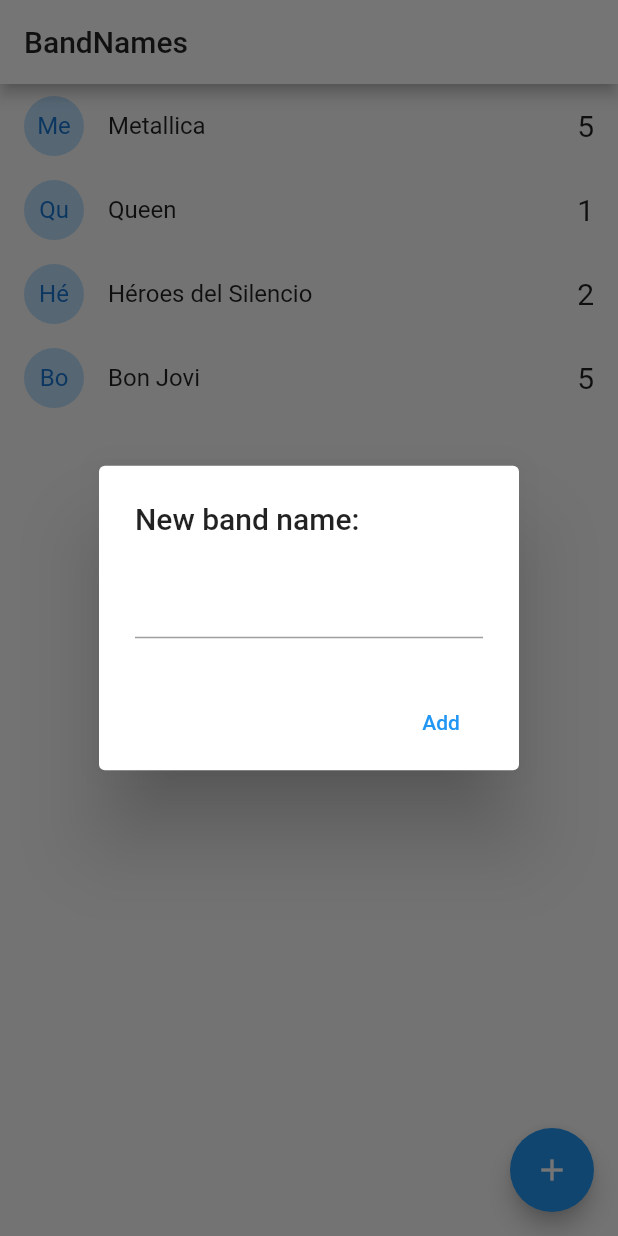
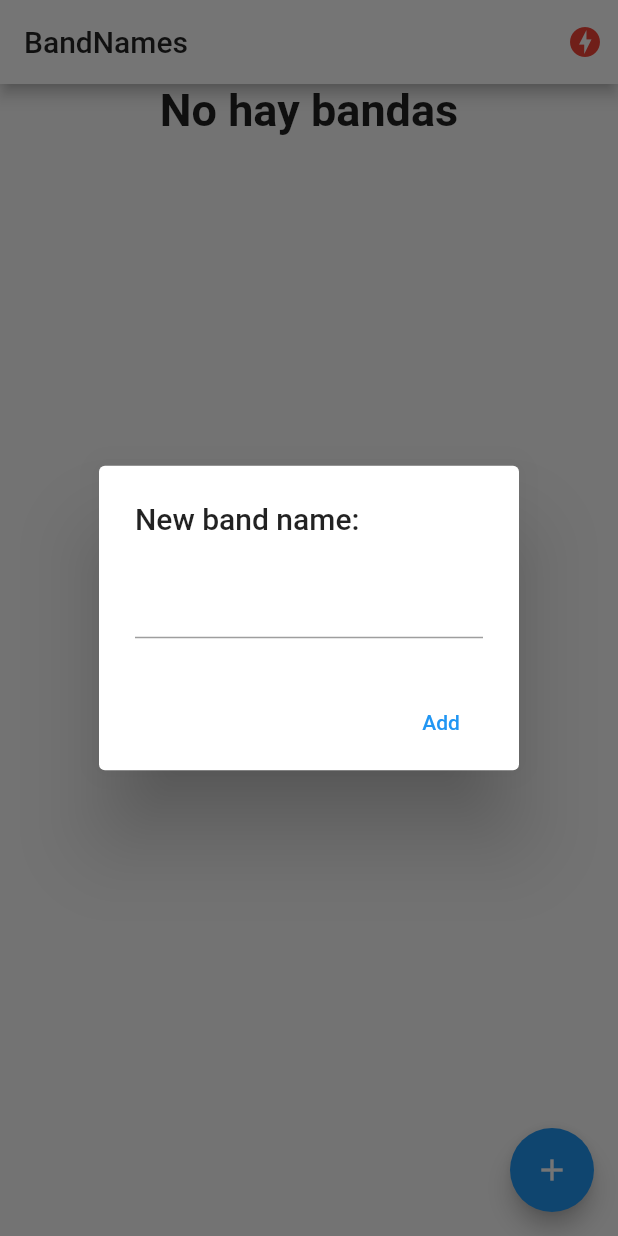
Before and after one commit to Spiderbezno/flutter-bandnames-socket, a Flutter app: the screen it shows after launch, after a tap on the "add" icon, on a phone screen of 412 x 824 dp. Run offline on Flutter 3.47's test engine with Material 2 defaults, Android fonts, the phone set to English and light mode, and no system bars; our stand-ins replace pie_chart, socket_io_client; network calls fail.

Commit message:
App terminada

```diff
--- a/lib/main.dart
+++ b/lib/main.dart
@@ -1,18 +1,29 @@
 import 'package:band_names/pages/home.dart';
+import 'package:band_names/pages/status.dart';
+import 'package:band_names/services/socket_service.dart';
 import 'package:flutter/material.dart';
+import 'package:provider/provider.dart';
 
 void main() => runApp(MyApp());
 
 class MyApp extends StatelessWidget {
   @override
   Widget build(BuildContext context) {
-    return MaterialApp(
+    return MultiProvider(
+      providers: [
+        ChangeNotifierProvider(
+          create: (_) => SocketService(),
+        ),
+      ],
+      child: MaterialApp(
         debugShowCheckedModeBanner: false,
         title: 'Material App',
         initialRoute: 'home',
         routes: {
           'home': (_) => HomePage(),
+          'status': (_) => StatusPage(),
         },
+      ),
     );
   }
 }
--- a/lib/pages/home.dart
+++ b/lib/pages/home.dart
@@ -1,8 +1,11 @@
 import 'dart:io';
 
 import 'package:band_names/models/band.dart';
+import 'package:band_names/services/socket_service.dart';
 import 'package:flutter/cupertino.dart';
 import 'package:flutter/material.dart';
+import 'package:pie_chart/pie_chart.dart';
+import 'package:provider/provider.dart';
 
 class HomePage extends StatefulWidget {
   @override
@@ -10,15 +13,30 @@ class HomePage extends StatefulWidget {
 }
 
 class _HomePageState extends State<HomePage> {
-  List<Band> bands = [
-    Band(id: '1', name: 'Metallica', votes: 5),
-    Band(id: '2', name: 'Queen', votes: 1),
-    Band(id: '3', name: 'Héroes del Silencio', votes: 2),
-    Band(id: '4', name: 'Bon Jovi', votes: 5),
-  ];
+  List<Band> bands = [];
+
+  @override
+  void initState() {
+    final socketService = Provider.of<SocketService>(context, listen: false);
+    socketService.socket.on('active-bands', _handleActiveBands);
+    super.initState();
+  }
+
+  void _handleActiveBands(dynamic payload) {
+    this.bands = (payload as List).map((band) => Band.fromMap(band)).toList();
+    setState(() {});
+  }
+
+  @override
+  void dispose() {
+    final socketService = Provider.of<SocketService>(context, listen: false);
+    socketService.socket.off('active-bands');
+    super.dispose();
+  }
 
   @override
   Widget build(BuildContext context) {
+    final socketService = Provider.of<SocketService>(context);
     return Scaffold(
       appBar: AppBar(
         title: Text(
@@ -26,12 +44,38 @@ class _HomePageState extends State<HomePage> {
           style: TextStyle(color: Colors.black87),
         ),
         backgroundColor: Colors.white,
+        actions: <Widget>[
+          Container(
+            margin: EdgeInsets.only(right: 10),
+            child: socketService.serverStatus == ServerStatus.Online
+                ? Icon(
+                    Icons.check_circle,
+                    color: Colors.blue,
+                  )
+                : Icon(
+                    Icons.offline_bolt,
+                    color: Colors.red,
+                  ),
+          ),
+        ],
       ),
       body: GestureDetector(
         onTap: () => FocusScope.of(context).unfocus(),
-        child: ListView.builder(
-          itemCount: bands.length,
-          itemBuilder: (context, index) => _bandTile(bands[index]),
+        child: Column(
+          children: <Widget>[
+            (bands.isNotEmpty)
+                ? _showGraph()
+                : Text(
+                    'No hay bandas',
+                    style: TextStyle(fontSize: 30, fontWeight: FontWeight.bold),
+                  ),
+            Expanded(
+              child: ListView.builder(
+                itemCount: bands.length,
+                itemBuilder: (context, index) => _bandTile(bands[index]),
+              ),
+            ),
+          ],
         ),
       ),
       floatingActionButton: FloatingActionButton(
@@ -42,12 +86,11 @@ class _HomePageState extends State<HomePage> {
   }
 
   Widget _bandTile(Band band) {
+    final socketService = Provider.of<SocketService>(context, listen: false);
     return Dismissible(
       key: Key(band.id),
       direction: DismissDirection.startToEnd,
-      onDismissed: (direction) {
-        debugPrint('direction $direction');
-      },
+      onDismissed: (_) => socketService.emit('delete-band', {'id': band.id}),
       background: Container(
         padding: EdgeInsets.only(left: 8.0),
         color: Colors.red,
@@ -71,9 +114,7 @@ class _HomePageState extends State<HomePage> {
           '${band.votes}',
           style: TextStyle(fontSize: 20),
         ),
-        onTap: () {
-          print(band.name);
-        },
+        onTap: () => socketService.emit('vote-band', {'id': band.id}),
       ),
     );
   }
@@ -108,7 +149,7 @@ class _HomePageState extends State<HomePage> {
     } else {
       return showDialog(
         context: context,
-        builder: (context) => AlertDialog(
+        builder: (_) => AlertDialog(
           title: Text('New band name:'),
           content: TextField(
             controller: textController,
@@ -128,10 +169,42 @@ class _HomePageState extends State<HomePage> {
 
   void addBandToList(String name) {
     if (name.length > 1) {
-      this.bands.add(new Band(id: DateTime.now().toString(), name: name, votes: 0));
-      setState(() {});
+      final socketService = Provider.of<SocketService>(context, listen: false);
+      socketService.emit('add-band', {'name': name});
     }
 
     Navigator.pop(context);
   }
+
+  Widget _showGraph() {
+    Map<String, double> dataMap = new Map<String, double>();
+    bands.forEach((element) {
+      dataMap.putIfAbsent('${element.name}', () => element.votes.toDouble());
+    });
+
+    return Container(
+      width: double.infinity,
+      height: 200,
+      child: PieChart(
+        dataMap: dataMap,
+        animationDuration: Duration(milliseconds: 800),
+        legendOptions: LegendOptions(
+          showLegendsInRow: false,
+          legendPosition: LegendPosition.right,
+          showLegends: true,
+          legendShape: BoxShape.circle,
+          legendTextStyle: TextStyle(
+            fontWeight: FontWeight.bold,
+          ),
+        ),
+        chartValuesOptions: ChartValuesOptions(
+          showChartValueBackground: true,
+          decimalPlaces: 0,
+          showChartValues: true,
+          showChartValuesInPercentage: true,
+          showChartValuesOutside: false,
+        ),
+      ),
+    );
+  }
 }
--- /dev/null
+++ b/lib/services/socket_service.dart
@@ -0,0 +1,37 @@
+import 'package:flutter/material.dart';
+
+import 'package:socket_io_client/socket_io_client.dart' as IO;
+
+enum ServerStatus { Online, Offline, Connecting }
+
+class SocketService with ChangeNotifier {
+  ServerStatus _serverStatus = ServerStatus.Connecting;
+  IO.Socket _socket;
+
+  ServerStatus get serverStatus => this._serverStatus;
+
+  IO.Socket get socket => this._socket;
+  Function get emit => this._socket.emit;
+
+  SocketService() {
+    this._initConfig();
+  }
+
+  void _initConfig() {
+    // Dart client
+    this._socket = IO.io('http://10.0.2.2:3000/', {
+      'transports': ['websocket'],
+      'autoConnect': true
+    });
+
+    this._socket.on('connect', (_) {
+      this._serverStatus = ServerStatus.Online;
+      notifyListeners();
+    });
+
+    this._socket.on('disconnect', (_) {
+      this._serverStatus = ServerStatus.Offline;
+      notifyListeners();
+    });
+  }
+}
```
Also changed, not shown: lib/pages/status.dart (added, +25 -0 lines), pubspec.yaml (+4 -11 lines), pubspec.lock. Lines whose indentation alone changed are shown as unchanged.
